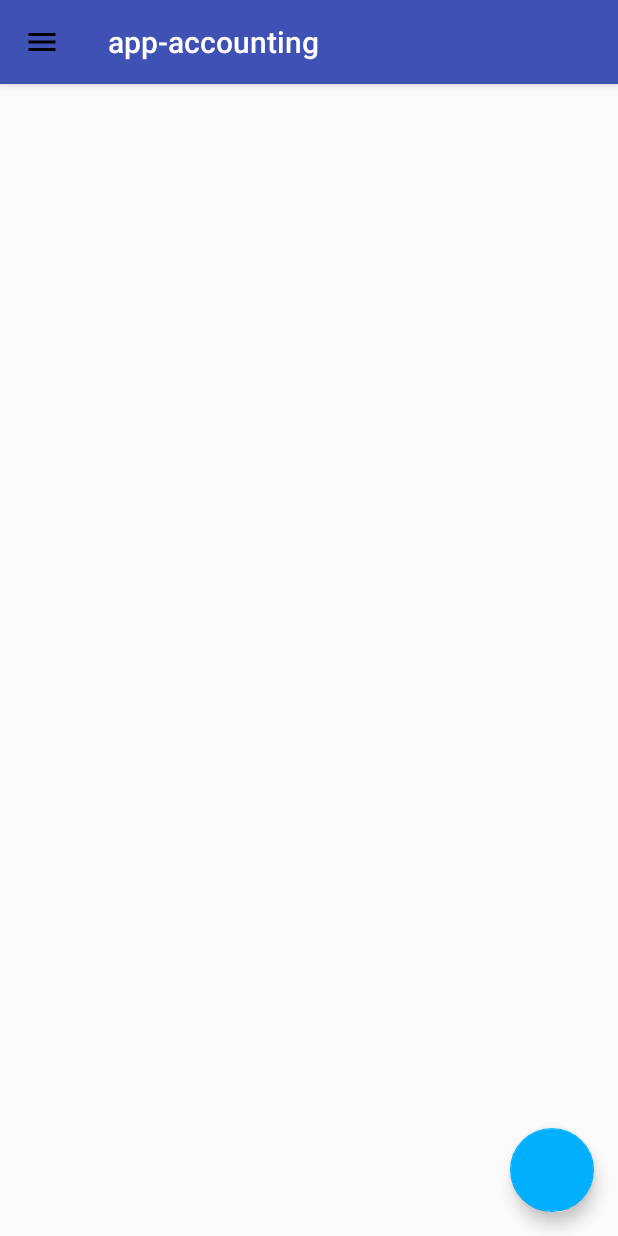
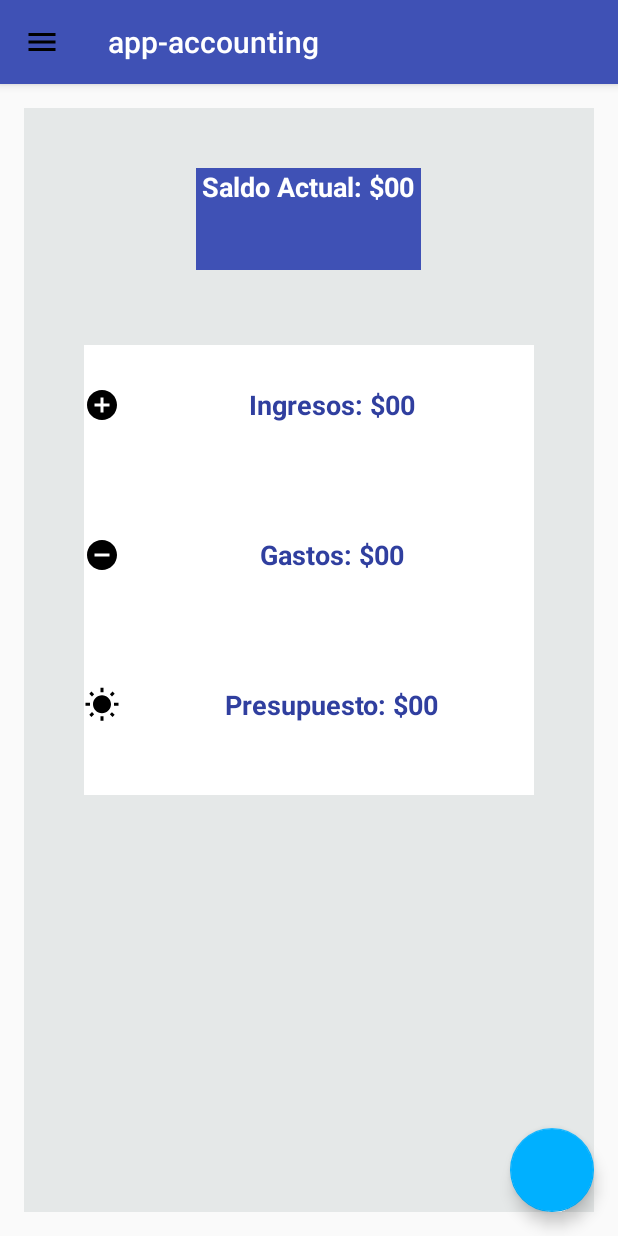
Before and after one commit to vivianalondo/CompuMovil, an Android app: the PrincipalActivity screen opened directly, with no data from a screen before it, on a phone screen of 412 x 824 dp. Run offline under Robolectric (Android 15) with nearby library versions, the phone set to English and light mode, and no system bars.

Commit message:
fragment principal

```diff
--- a/AppAccounting/app-accounting/app/src/main/java/udea/edu/co/app_accounting/PrincipalActivity.java
+++ b/AppAccounting/app-accounting/app/src/main/java/udea/edu/co/app_accounting/PrincipalActivity.java
@@ -5,6 +5,7 @@ import android.database.sqlite.SQLiteDatabase;
 import android.os.Bundle;
 import android.support.design.widget.FloatingActionButton;
 import android.support.design.widget.NavigationView;
+import android.support.v4.app.FragmentTransaction;
 import android.support.v4.view.GravityCompat;
 import android.support.v4.widget.DrawerLayout;
 import android.support.v7.app.ActionBar;
@@ -49,6 +50,12 @@ public class PrincipalActivity extends AppCompatActivity {
             supportActionBar.setHomeAsUpIndicator(R.drawable.ic_menu_black_24dp);
             supportActionBar.setDisplayHomeAsUpEnabled(true);
         }
+
+
+        PrincipalFragment fragment = new PrincipalFragment();
+        FragmentTransaction fragmentTransaction = getSupportFragmentManager().beginTransaction();
+        fragmentTransaction.replace(R.id.fragment_container,fragment);
+        fragmentTransaction.commit();
 
 
         // Set behavior of Navigation drawer
--- /dev/null
+++ b/AppAccounting/app-accounting/app/src/main/java/udea/edu/co/app_accounting/PrincipalFragment.java
@@ -0,0 +1,99 @@
+package udea.edu.co.app_accounting;
+
+import android.content.Context;
+import android.net.Uri;
+import android.os.Bundle;
+import android.support.v4.app.Fragment;
+import android.view.LayoutInflater;
+import android.view.View;
+import android.view.ViewGroup;
+
+
+/**
+ * A simple {@link Fragment} subclass.
+ * Activities that contain this fragment must implement the
+ * {@link PrincipalFragment.OnFragmentInteractionListener} interface
+ * to handle interaction events.
+ * Use the {@link PrincipalFragment#newInstance} factory method to
+ * create an instance of this fragment.
+ */
+public class PrincipalFragment extends Fragment {
+    // TODO: Rename parameter arguments, choose names that match
+    // the fragment initialization parameters, e.g. ARG_ITEM_NUMBER
+    private static final String ARG_PARAM1 = "param1";
+    private static final String ARG_PARAM2 = "param2";
+
+    // TODO: Rename and change types of parameters
+    private String mParam1;
+    private String mParam2;
+
+    private OnFragmentInteractionListener mListener;
+
+    public PrincipalFragment() {
+        // Required empty public constructor
+    }
+
+    /**
+     * Use this factory method to create a new instance of
+     * this fragment using the provided parameters.
+     *
+     * @param param1 Parameter 1.
+     * @param param2 Parameter 2.
+     * @return A new instance of fragment PrincipalFragment.
+     */
+    // TODO: Rename and change types and number of parameters
+    public static PrincipalFragment newInstance(String param1, String param2) {
+        PrincipalFragment fragment = new PrincipalFragment();
+        Bundle args = new Bundle();
+        args.putString(ARG_PARAM1, param1);
+        args.putString(ARG_PARAM2, param2);
+        fragment.setArguments(args);
+        return fragment;
+    }
+
+    @Override
+    public void onCreate(Bundle savedInstanceState) {
+        super.onCreate(savedInstanceState);
+        if (getArguments() != null) {
+            mParam1 = getArguments().getString(ARG_PARAM1);
+            mParam2 = getArguments().getString(ARG_PARAM2);
+        }
+    }
+
+    @Override
+    public View onCreateView(LayoutInflater inflater, ViewGroup container,
+                             Bundle savedInstanceState) {
+        // Inflate the layout for this fragment
+        return inflater.inflate(R.layout.fragment_principal, container, false);
+    }
+
+    // TODO: Rename method, update argument and hook method into UI event
+    public void onButtonPressed(Uri uri) {
+        if (mListener != null) {
+            mListener.onFragmentInteraction(uri);
+        }
+    }
+
+
+
+    @Override
+    public void onDetach() {
+        super.onDetach();
+        mListener = null;
+    }
+
+    /**
+     * This interface must be implemented by activities that contain this
+     * fragment to allow an interaction in this fragment to be communicated
+     * to the activity and potentially other fragments contained in that
+     * activity.
+     * <p>
+     * See the Android Training lesson <a href=
+     * "http://developer.android.com/training/basics/fragments/communicating.html"
+     * >Communicating with Other Fragments</a> for more information.
+     */
+    public interface OnFragmentInteractionListener {
+        // TODO: Update argument type and name
+        void onFragmentInteraction(Uri uri);
+    }
+}
--- /dev/null
+++ b/AppAccounting/app-accounting/app/src/main/res/drawable/ic_add_circle_black_24dp.xml
@@ -0,0 +1,9 @@
+<vector xmlns:android="http://schemas.android.com/apk/res/android"
+        android:width="24dp"
+        android:height="24dp"
+        android:viewportWidth="24.0"
+        android:viewportHeight="24.0">
+    <path
+        android:fillColor="#FF000000"
+        android:pathData="M12,2C6.48,2 2,6.48 2,12s4.48,10 10,10 10,-4.48 10,-10S17.52,2 12,2zM17,13h-4v4h-2v-4L7,13v-2h4L11,7h2v4h4v2z"/>
+</vector>
--- /dev/null
+++ b/AppAccounting/app-accounting/app/src/main/res/drawable/ic_minus.xml
@@ -0,0 +1,9 @@
+<vector xmlns:android="http://schemas.android.com/apk/res/android"
+        android:width="24dp"
+        android:height="24dp"
+        android:viewportWidth="24.0"
+        android:viewportHeight="24.0">
+    <path
+        android:fillColor="#FF000000"
+        android:pathData="M12,2C6.48,2 2,6.48 2,12s4.48,10 10,10 10,-4.48 10,-10S17.52,2 12,2zM17,13L7,13v-2h10v2z"/>
+</vector>
--- /dev/null
+++ b/AppAccounting/app-accounting/app/src/main/res/drawable/ic_sunny.xml
@@ -0,0 +1,9 @@
+<vector xmlns:android="http://schemas.android.com/apk/res/android"
+        android:width="24dp"
+        android:height="24dp"
+        android:viewportWidth="24.0"
+        android:viewportHeight="24.0">
+    <path
+        android:fillColor="#FF000000"
+        android:pathData="M6.76,4.84l-1.8,-1.79 -1.41,1.41 1.79,1.79 1.42,-1.41zM4,10.5L1,10.5v2h3v-2zM13,0.55h-2L11,3.5h2L13,0.55zM20.45,4.46l-1.41,-1.41 -1.79,1.79 1.41,1.41 1.79,-1.79zM17.24,18.16l1.79,1.8 1.41,-1.41 -1.8,-1.79 -1.4,1.4zM20,10.5v2h3v-2h-3zM12,5.5c-3.31,0 -6,2.69 -6,6s2.69,6 6,6 6,-2.69 6,-6 -2.69,-6 -6,-6zM11,22.45h2L13,19.5h-2v2.95zM3.55,18.54l1.41,1.41 1.79,-1.8 -1.41,-1.41 -1.79,1.8z"/>
+</vector>
--- a/AppAccounting/app-accounting/app/src/main/res/layout/activity_index.xml
+++ b/AppAccounting/app-accounting/app/src/main/res/layout/activity_index.xml
@@ -23,7 +23,7 @@
                 android:id="@+id/ic_user"
                 android:layout_width="100dp"
                 android:layout_height="100dp"
-                android:background="@mipmap/logo2"
+                android:background="@mipmap/ic_launcher"
                 android:layout_gravity="center"
                 android:layout_marginTop="100dp"/>
 
--- /dev/null
+++ b/AppAccounting/app-accounting/app/src/main/res/layout/fragment_principal.xml
@@ -0,0 +1,83 @@
+<FrameLayout xmlns:android="http://schemas.android.com/apk/res/android"
+    xmlns:tools="http://schemas.android.com/tools"
+    android:layout_width="match_parent"
+    android:layout_height="match_parent"
+    tools:context="udea.edu.co.app_accounting.PrincipalFragment"
+    android:background="@color/colorGrey">
+
+    <!-- TODO: Update blank fragment layout -->
+    <LinearLayout
+        android:layout_width="match_parent"
+        android:layout_height="match_parent"
+        android:orientation="vertical"
+        android:gravity="center_horizontal">
+
+        <TextView
+            android:id="@+id/textView4"
+            android:layout_width="150dp"
+            android:layout_height="68dp"
+            android:text="@string/saldo"
+            android:layout_marginTop="40dp"
+            android:gravity="center_horizontal"
+            android:layout_marginBottom="50dp"
+            android:background="@color/colorPrimary"
+            android:textColor="@color/colorWhite"
+            android:textStyle="bold"
+            android:textSize="18dp"/>
+
+        <LinearLayout
+            android:layout_width="300dp"
+            android:layout_height="300dp"
+            android:orientation="vertical"
+            android:gravity="center_horizontal"
+            android:background="@color/colorWhite">
+
+            <TextView
+                android:id="@+id/textView3"
+                android:layout_width="match_parent"
+                android:layout_height="wrap_content"
+                android:layout_weight="1"
+                android:text="@string/ingresos"
+                android:gravity="center"
+                android:layout_marginBottom="20dp"
+                android:textColor="@color/colorPrimaryDark"
+                android:textStyle="bold"
+                android:textSize="18dp"
+                android:drawableLeft="@drawable/ic_add_circle_black_24dp"
+                android:drawablePadding="5dp"
+                android:singleLine="true"/>
+
+            <TextView
+                android:id="@+id/textView5"
+                android:layout_width="match_parent"
+                android:layout_height="wrap_content"
+                android:layout_weight="1"
+                android:text="@string/gastos"
+                android:gravity="center"
+                android:layout_marginBottom="20dp"
+                android:textColor="@color/colorPrimaryDark"
+                android:textStyle="bold"
+                android:textSize="18dp"
+                android:drawableLeft="@drawable/ic_minus"
+                android:drawablePadding="5dp"
+                android:singleLine="true"/>
+
+            <TextView
+                android:id="@+id/textView6"
+                android:layout_width="match_parent"
+                android:layout_height="wrap_content"
+                android:layout_weight="1"
+                android:text="@string/presupuesto"
+                android:gravity="center"
+                android:layout_marginBottom="20dp"
+                android:textColor="@color/colorPrimaryDark"
+                android:textStyle="bold"
+                android:textSize="18dp"
+                android:drawableLeft="@drawable/ic_sunny"
+                android:drawablePadding="5dp"
+                android:singleLine="true"/>
+        </LinearLayout>
+
+    </LinearLayout>
+
+</FrameLayout>
--- a/AppAccounting/app-accounting/app/src/main/res/values/strings.xml
+++ b/AppAccounting/app-accounting/app/src/main/res/values/strings.xml
@@ -32,7 +32,7 @@
     <string name="exit">Cerrar Sesion</string>
     <string name="settings">Ajustes</string>
     <string name="profile">Perfil</string>
-    <string name="movements">Perfil</string>
+    <string name="movements">Movimientos</string>
     <string name="action_search">Buscar</string>
 
     <string name="text_register">Registro usando Social</string>
@@ -40,10 +40,13 @@
     <string name="btn_register2">REGISTRARSE</string>
     <string name="register_facebook">Registro usando Facebook</string>
     <string name="register_google">Registro con Google</string>
-<!--    <string name=""></string>
-    <string name=""></string>
-    <string name=""></string>
-    <string name=""></string>-->
+
+    <!-- TODO: Remove or change this placeholder text -->
+    <string name="hello_blank_fragment">Hello blank fragment</string>
+    <string name="saldo">Saldo Actual: $00</string>
+     <string name="ingresos">Ingresos: $00</string>
+     <string name="gastos">Gastos: $00</string>
+     <string name="presupuesto">Presupuesto: $00</string>
 
 
 </resources>
```
Also changed, not shown: AppAccounting/app-accounting/app/src/main/ic_launcher-web.png, AppAccounting/app-accounting/app/src/main/res/mipmap-hdpi/ic_launcher.png, AppAccounting/app-accounting/app/src/main/res/mipmap-mdpi/ic_launcher.png, AppAccounting/app-accounting/app/src/main/res/mipmap-xhdpi/ic_launcher.png, AppAccounting/app-accounting/app/src/main/res/mipmap-xxhdpi/ic_launcher.png, AppAccounting/app-accounting/app/src/main/res/mipmap-xxxhdpi/ic_launcher.png.
